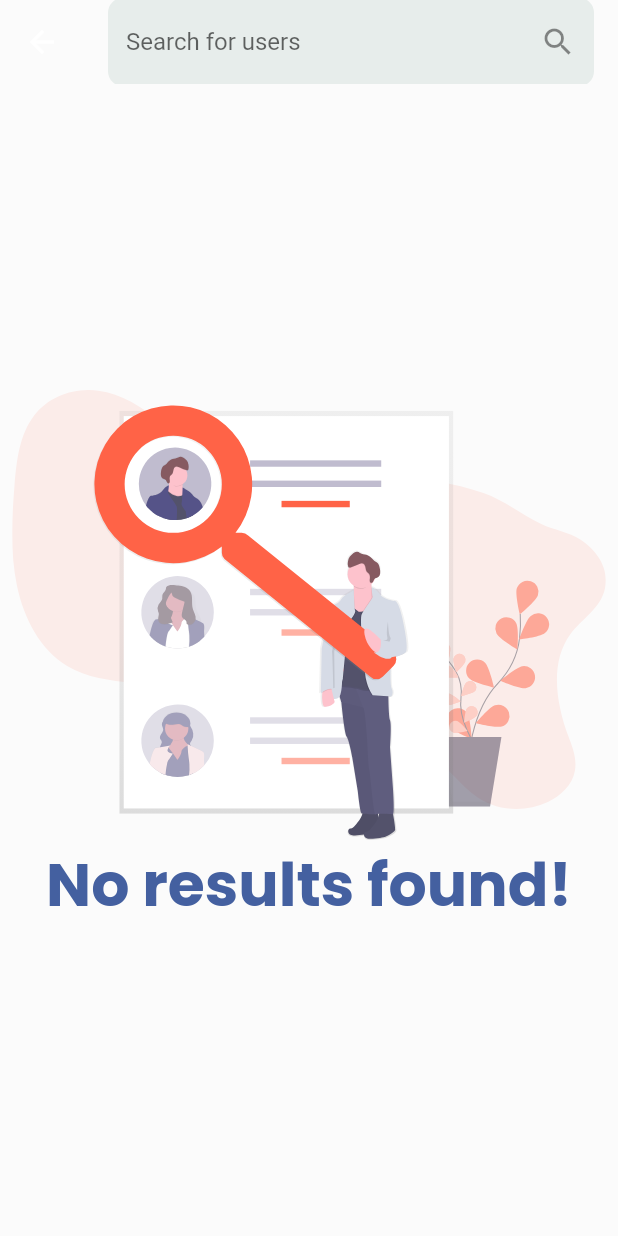
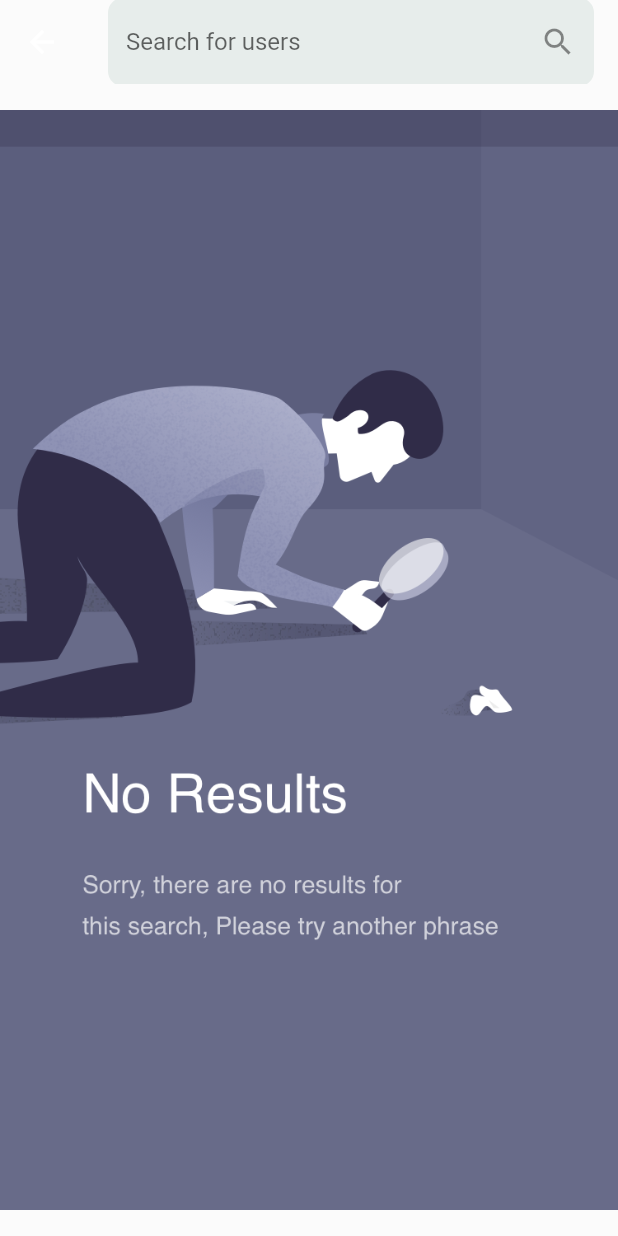
Before and after one commit to ashwanisng/Blog-App, a Flutter app: the ExploreView screen opened by its route, on a phone screen of 412 x 824 dp. Run offline on Flutter 3.47's test engine with Material 2 defaults, Android fonts, the phone set to English and light mode, and no system bars; our stand-ins replace cached_network_image, cloud_firestore, firebase_auth, firebase_core, firebase_storage, get and 4 more; accounts and stored records are empty.

Commit message:
error images added

```diff
--- a/lib/app/modules/explore/views/components/no_search.dart
+++ /dev/null
@@ -1,29 +0,0 @@
-import 'package:blog_app/app/core/enviroment/env.dart';
-import 'package:flutter/material.dart';
-import 'package:flutter_svg/flutter_svg.dart';
-
-class NoSearchFound extends StatelessWidget {
-  const NoSearchFound({Key? key}) : super(key: key);
-
-  @override
-  Widget build(BuildContext context) {
-    return ListView(
-      shrinkWrap: true,
-      children: [
-        Center(
-            child: SvgPicture.asset("assets/images/search.svg", height: 300)),
-        Center(
-          child: Text(
-            "No results found!",
-            style: TextStyle(
-              fontSize: 40,
-              fontWeight: FontWeight.w600,
-              color: Env.colors.primaryIndigo,
-              fontFamily: "Poppins",
-            ),
-          ),
-        ),
-      ],
-    );
-  }
-}
--- a/lib/app/modules/explore/views/explore_view.dart
+++ b/lib/app/modules/explore/views/explore_view.dart
@@ -1,5 +1,5 @@
 import 'package:blog_app/app/core/enviroment/env.dart';
-import 'package:blog_app/app/modules/explore/views/components/no_search.dart';
+import 'package:blog_app/app/utils/no_search_result.dart';
 import 'package:blog_app/app/modules/explore/views/components/search_result.dart';
 import 'package:blog_app/app/modules/explore/views/widgets/view_user_view.dart';
 import 'package:flutter/material.dart';
@@ -41,7 +41,7 @@ class ExploreView extends GetView<ExploreController> {
       ),
       body: Obx(
         () => controller.userDbController.searchResultList.isEmpty
-            ? const Center(child: NoSearchFound())
+            ? const Center(child: NoSearchResult())
             : GestureDetector(
                 onTap: () {
                   Get.to(
--- /dev/null
+++ b/lib/app/utils/no_search_result.dart
@@ -0,0 +1,14 @@
+import 'package:blog_app/app/core/enviroment/env.dart';
+import 'package:flutter/material.dart';
+
+class NoSearchResult extends StatelessWidget {
+  const NoSearchResult({Key? key}) : super(key: key);
+
+  @override
+  Widget build(BuildContext context) {
+    return Image.asset(
+      "assets/images/14_No Search Results.png",
+      fit: BoxFit.cover,
+    );
+  }
+}
```
Also changed, not shown: assets/images/14_No Search Results.png (added), assets/images/18_Router Offline.png (added).
